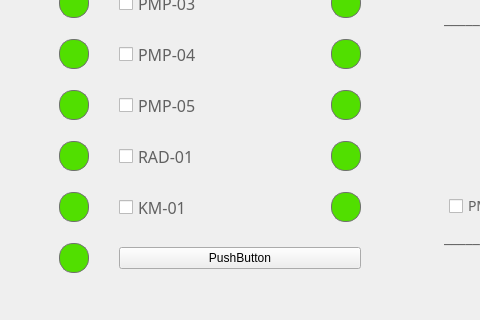
Before: the Qt Designer form ControlPanel/controlpanel.ui in Hccccc1/MOH_viewer, drawn with Qt 5; both pictures show x 214 to 694 and y 425 to 745 of the 1192 by 745 pixel window.
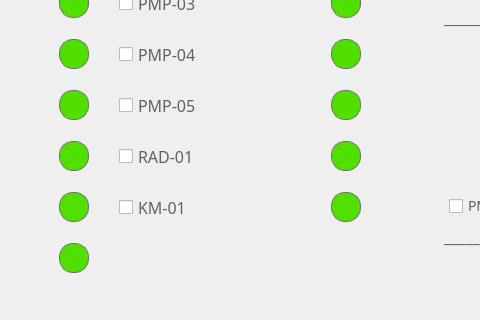
After: the same form once the commit is applied. Icons and pictures are not drawn. Custom widgets are drawn as their Qt base class.

Diff of the .ui file:
```diff
--- a/ControlPanel/controlpanel.ui
+++ b/ControlPanel/controlpanel.ui
@@ -2040,13 +2040,6 @@
         </item>
        </layout>
       </item>
-      <item row="12" column="1">
-       <widget class="QPushButton" name="pushButton">
-        <property name="text">
-         <string>PushButton</string>
-        </property>
-       </widget>
-      </item>
      </layout>
     </widget>
    </item>
```
